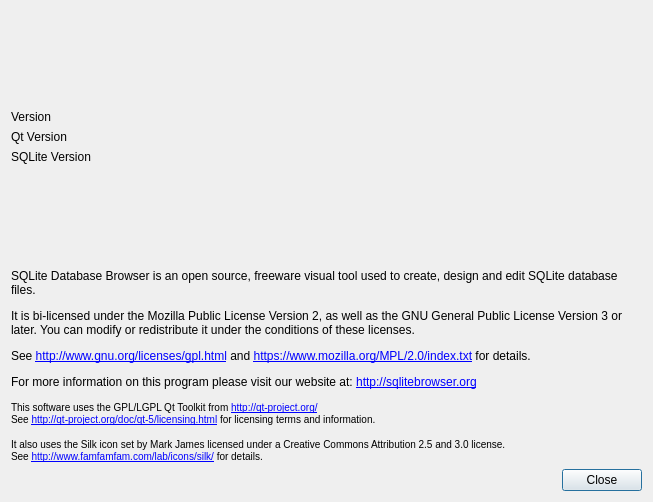
sqlitebrowser/sqlitebrowser, file src/AboutDialog.ui: the form before one commit.
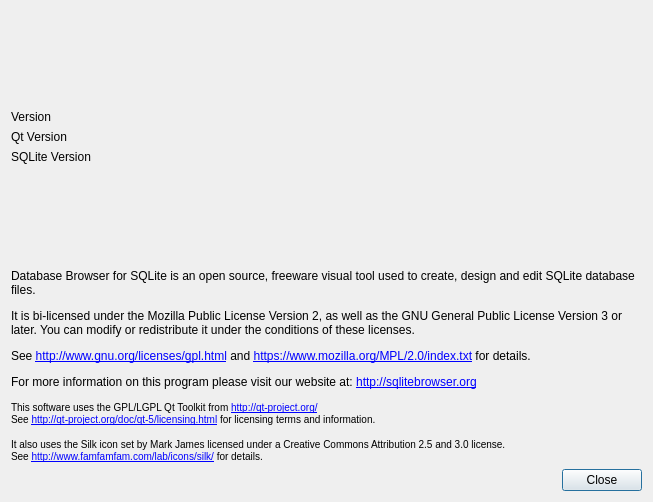
The form after the commit. Icons and pictures are not drawn.

Commit message:
Renamed application to Database Browser for SQLite
Hopefully this will reduce the misdirected support calls to Hwaci :)

```diff
--- a/src/AboutDialog.ui
+++ b/src/AboutDialog.ui
@@ -116,7 +116,7 @@
    <item>
     <widget class="QLabel" name="label">
      <property name="text">
-      <string>&lt;html&gt;&lt;head/&gt;&lt;body&gt;&lt;p&gt;SQLite Database Browser is an open source, freeware visual tool used to create, design and edit SQLite database files.&lt;/p&gt;&lt;p&gt;It is bi-licensed under the Mozilla Public License Version 2, as well as the GNU General Public License Version 3 or later. You can modify or redistribute it under the conditions of these licenses.&lt;/p&gt;&lt;p&gt;See &lt;a href=&quot;http://www.gnu.org/licenses/gpl.html&quot;&gt;&lt;span style=&quot; text-decoration: underline; color:#0000ff;&quot;&gt;http://www.gnu.org/licenses/gpl.html&lt;/span&gt;&lt;/a&gt; and &lt;a href=&quot;https://www.mozilla.org/MPL/2.0/index.txt&quot;&gt;&lt;span style=&quot; text-decoration: underline; color:#0000ff;&quot;&gt;https://www.mozilla.org/MPL/2.0/index.txt&lt;/span&gt;&lt;/a&gt; for details.&lt;/p&gt;&lt;p&gt;For more information on this program please visit our website at: &lt;a href=&quot;http://sqlitebrowser.org&quot;&gt;&lt;span style=&quot; text-decoration: underline; color:#0000ff;&quot;&gt;http://sqlitebrowser.org&lt;/span&gt;&lt;/a&gt;&lt;/p&gt;&lt;p&gt;&lt;span style=&quot; font-size:small;&quot;&gt;This software uses the GPL/LGPL Qt Toolkit from &lt;/span&gt;&lt;a href=&quot;http://qt-project.org/&quot;&gt;&lt;span style=&quot; font-size:small; text-decoration: underline; color:#0000ff;&quot;&gt;http://qt-project.org/&lt;/span&gt;&lt;/a&gt;&lt;span style=&quot; font-size:small;&quot;&gt;&lt;br/&gt;See &lt;/span&gt;&lt;a href=&quot;http://qt-project.org/doc/qt-5/licensing.html&quot;&gt;&lt;span style=&quot; font-size:small; text-decoration: underline; color:#0000ff;&quot;&gt;http://qt-project.org/doc/qt-5/licensing.html&lt;/span&gt;&lt;/a&gt;&lt;span style=&quot; font-size:small;&quot;&gt; for licensing terms and information.&lt;/span&gt;&lt;/p&gt;&lt;p&gt;&lt;span style=&quot; font-size:small;&quot;&gt;It also uses the Silk icon set by Mark James licensed under a Creative Commons Attribution 2.5 and 3.0 license.&lt;br/&gt;See &lt;/span&gt;&lt;a href=&quot;http://www.famfamfam.com/lab/icons/silk/&quot;&gt;&lt;span style=&quot; font-size:small; text-decoration: underline; color:#0000ff;&quot;&gt;http://www.famfamfam.com/lab/icons/silk/&lt;/span&gt;&lt;/a&gt;&lt;span style=&quot; font-size:small;&quot;&gt; for details.&lt;/span&gt;&lt;/p&gt;&lt;/body&gt;&lt;/html&gt;</string>
+      <string>&lt;html&gt;&lt;head/&gt;&lt;body&gt;&lt;p&gt;Database Browser for SQLite is an open source, freeware visual tool used to create, design and edit SQLite database files.&lt;/p&gt;&lt;p&gt;It is bi-licensed under the Mozilla Public License Version 2, as well as the GNU General Public License Version 3 or later. You can modify or redistribute it under the conditions of these licenses.&lt;/p&gt;&lt;p&gt;See &lt;a href=&quot;http://www.gnu.org/licenses/gpl.html&quot;&gt;&lt;span style=&quot; text-decoration: underline; color:#0000ff;&quot;&gt;http://www.gnu.org/licenses/gpl.html&lt;/span&gt;&lt;/a&gt; and &lt;a href=&quot;https://www.mozilla.org/MPL/2.0/index.txt&quot;&gt;&lt;span style=&quot; text-decoration: underline; color:#0000ff;&quot;&gt;https://www.mozilla.org/MPL/2.0/index.txt&lt;/span&gt;&lt;/a&gt; for details.&lt;/p&gt;&lt;p&gt;For more information on this program please visit our website at: &lt;a href=&quot;http://sqlitebrowser.org&quot;&gt;&lt;span style=&quot; text-decoration: underline; color:#0000ff;&quot;&gt;http://sqlitebrowser.org&lt;/span&gt;&lt;/a&gt;&lt;/p&gt;&lt;p&gt;&lt;span style=&quot; font-size:small;&quot;&gt;This software uses the GPL/LGPL Qt Toolkit from &lt;/span&gt;&lt;a href=&quot;http://qt-project.org/&quot;&gt;&lt;span style=&quot; font-size:small; text-decoration: underline; color:#0000ff;&quot;&gt;http://qt-project.org/&lt;/span&gt;&lt;/a&gt;&lt;span style=&quot; font-size:small;&quot;&gt;&lt;br/&gt;See &lt;/span&gt;&lt;a href=&quot;http://qt-project.org/doc/qt-5/licensing.html&quot;&gt;&lt;span style=&quot; font-size:small; text-decoration: underline; color:#0000ff;&quot;&gt;http://qt-project.org/doc/qt-5/licensing.html&lt;/span&gt;&lt;/a&gt;&lt;span style=&quot; font-size:small;&quot;&gt; for licensing terms and information.&lt;/span&gt;&lt;/p&gt;&lt;p&gt;&lt;span style=&quot; font-size:small;&quot;&gt;It also uses the Silk icon set by Mark James licensed under a Creative Commons Attribution 2.5 and 3.0 license.&lt;br/&gt;See &lt;/span&gt;&lt;a href=&quot;http://www.famfamfam.com/lab/icons/silk/&quot;&gt;&lt;span style=&quot; font-size:small; text-decoration: underline; color:#0000ff;&quot;&gt;http://www.famfamfam.com/lab/icons/silk/&lt;/span&gt;&lt;/a&gt;&lt;span style=&quot; font-size:small;&quot;&gt; for details.&lt;/span&gt;&lt;/p&gt;&lt;/body&gt;&lt;/html&gt;</string>
      </property>
      <property name="alignment">
       <set>Qt::AlignLeading|Qt::AlignLeft|Qt::AlignTop</set>
```
Left out of the diff: 2 changed lines with no effect on the pictures. The commit also changes 6 other files.
